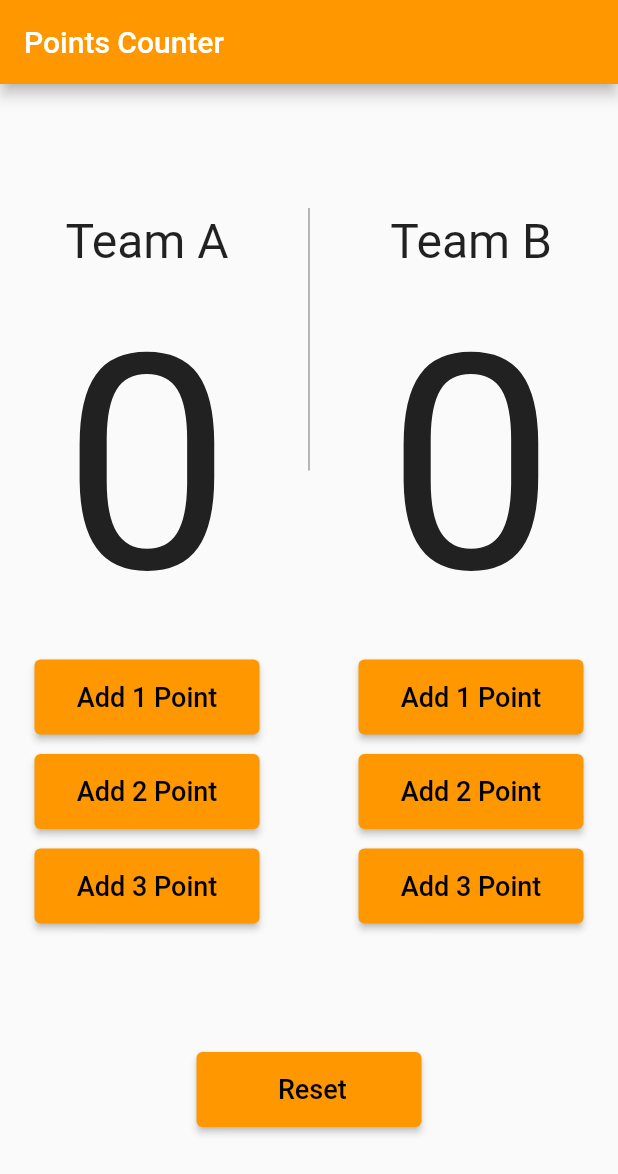
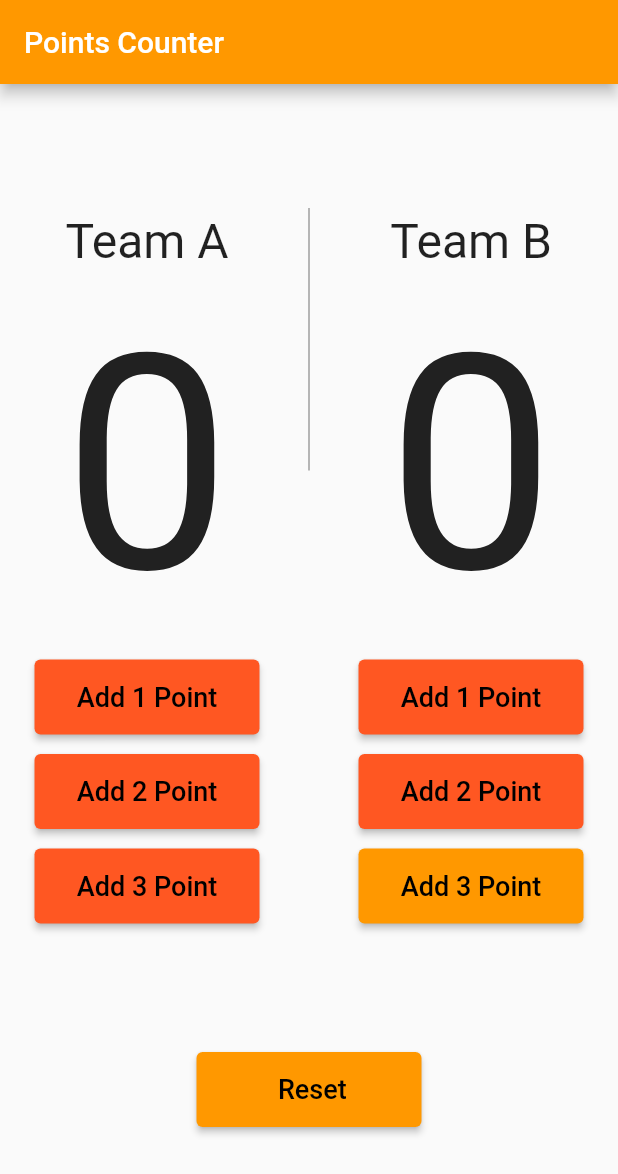
Before and after one commit to AmrAtef146/BasketBallPointerApp, a Flutter app: the screen it shows after launch, on a phone screen of 412 x 824 dp. Shown: the top 1174 px of the screen. Run offline on Flutter 3.47's test engine with Material 2 defaults, Android fonts, the phone set to English and light mode, and no system bars.

Commit message:
change button colors

```diff
--- a/lib/main.dart
+++ b/lib/main.dart
@@ -40,7 +40,7 @@ class _BasketBallState extends State<BasketBall> {
                       Text('$TeamA',style: TextStyle(fontSize: 200),),
                       ElevatedButton(
                         style: ElevatedButton.styleFrom(
-                          primary: Colors.orange,
+                          primary: Colors.deepOrange,
                           minimumSize: Size(150, 50)
                         ),
                         onPressed: (){
@@ -54,7 +54,7 @@ class _BasketBallState extends State<BasketBall> {
                         ),)),
                          ElevatedButton(
                         style: ElevatedButton.styleFrom(
-                          primary: Colors.orange,
+                          primary: Colors.deepOrange,
                           minimumSize: Size(150, 50)
                         ),
                         onPressed: (){
@@ -67,7 +67,7 @@ class _BasketBallState extends State<BasketBall> {
                         ),)),
                          ElevatedButton(
                         style: ElevatedButton.styleFrom(
-                          primary: Colors.orange,
+                          primary: Colors.deepOrange,
                           minimumSize: Size(150, 50)
                         ),
                         onPressed: (){
@@ -100,7 +100,7 @@ class _BasketBallState extends State<BasketBall> {
                       Text('$TeamB',style: TextStyle(fontSize: 200),),
                       ElevatedButton(
                         style: ElevatedButton.styleFrom(
-                          primary: Colors.orange,
+                          primary: Colors.deepOrange,
                           minimumSize: Size(150, 50)
                         ),
                         onPressed: (
@@ -114,7 +114,7 @@ class _BasketBallState extends State<BasketBall> {
                         ),)),
                          ElevatedButton(
                         style: ElevatedButton.styleFrom(
-                          primary: Colors.orange,
+                          primary: Colors.deepOrange,
                           minimumSize: Size(150, 50)
                         ),
                         onPressed: (){
```
